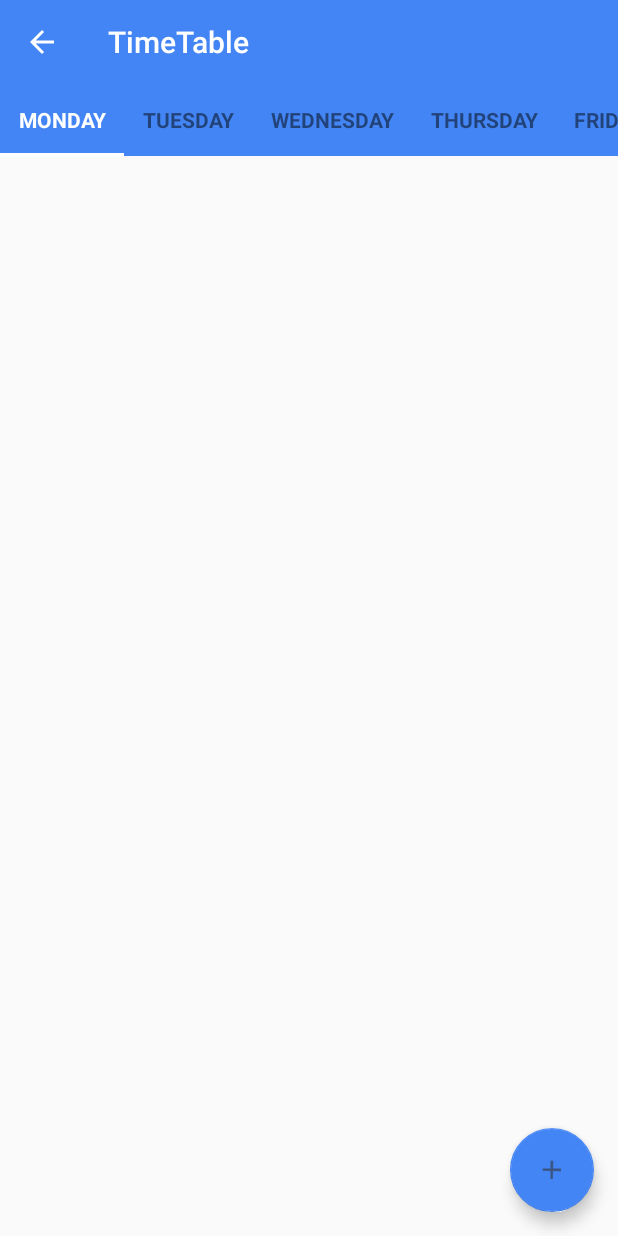
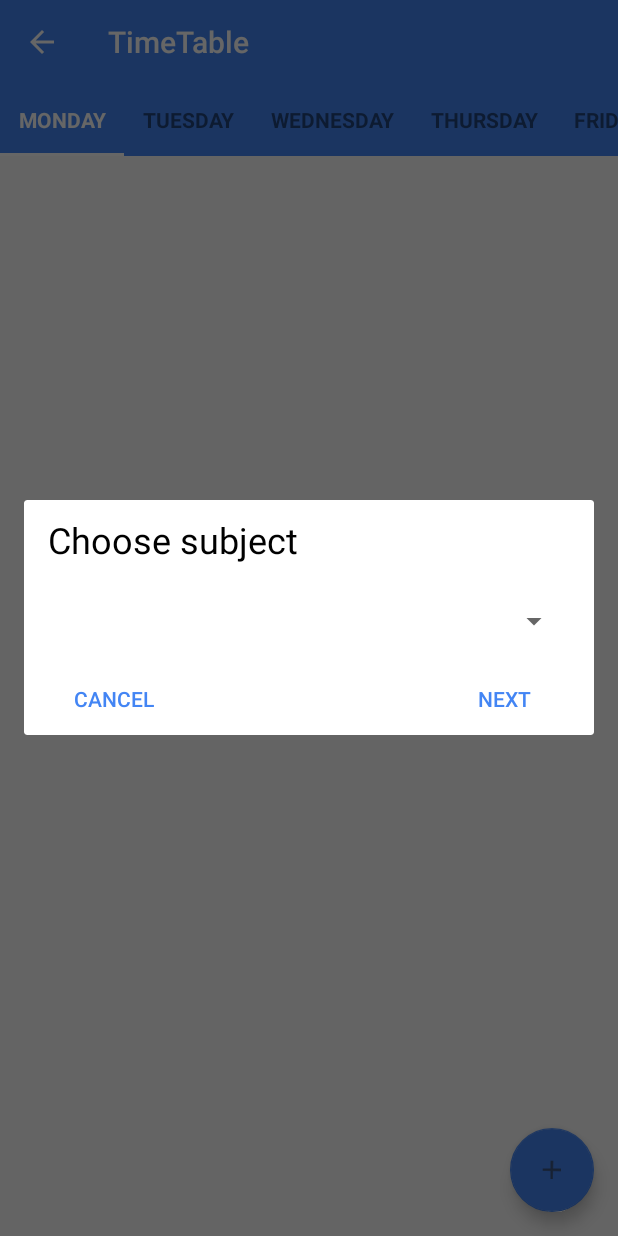
Before and after one commit to zeeshanhussain/TimeTable, an Android app: the TimetableActivity screen opened directly, with no data from a screen before it, after a tap on an icon or button, on a phone screen of 412 x 824 dp. Run offline under Robolectric (Android 15) with nearby library versions, the phone set to English and light mode, and no system bars.

Commit message:
Add dialog to add Subjects to Time Table

```diff
--- a/app/src/main/java/com/nealgosalia/timetable/activities/TimetableActivity.java
+++ b/app/src/main/java/com/nealgosalia/timetable/activities/TimetableActivity.java
@@ -1,16 +1,38 @@
 package com.nealgosalia.timetable.activities;
 
+import android.database.Cursor;
+import android.database.sqlite.SQLiteDatabase;
 import android.support.design.widget.FloatingActionButton;
 import android.support.design.widget.TabLayout;
 import android.support.v4.view.ViewPager;
+import android.support.v7.app.AlertDialog;
 import android.support.v7.app.AppCompatActivity;
 import android.os.Bundle;
+import android.view.LayoutInflater;
 import android.view.View;
+import android.widget.ArrayAdapter;
+import android.widget.Button;
+import android.widget.Spinner;
+import android.widget.TextView;
+import android.widget.TimePicker;
+import android.widget.Toast;
 
 import com.nealgosalia.timetable.R;
 import com.nealgosalia.timetable.adapters.SimpleFragmentPagerAdapter;
 
+import java.util.ArrayList;
+import java.util.List;
+
 public class TimetableActivity extends AppCompatActivity {
+
+    private Button btnCancel,btnNext;
+    private List<String> subjectsList = new ArrayList<>();
+    private Spinner spinnerSubjects;
+    private SQLiteDatabase database;
+    private TextView textDialog;
+    private TimePicker startTime;
+    private TimePicker endTime;
+    private int count;
 
     @Override
     protected void onCreate(Bundle savedInstanceState) {
@@ -25,8 +47,77 @@ public class TimetableActivity extends AppCompatActivity {
         fab.setOnClickListener(new View.OnClickListener() {
             @Override
             public void onClick(View view) {
-
+                count=0;
+                showTimeTableDialog();
             }
         });
     }
+
+    public void showTimeTableDialog() {
+        final AlertDialog.Builder dialogBuilder = new AlertDialog.Builder(this);
+        final LayoutInflater inflater = this.getLayoutInflater();
+        final View dialogView = inflater.inflate(R.layout.dialog_add_timetable, null);
+
+        startTime=(TimePicker) dialogView.findViewById(R.id.startTime);
+        endTime=(TimePicker)dialogView.findViewById(R.id.endTime);
+        btnCancel=(Button)dialogView.findViewById(R.id.btnCancel);
+        btnNext=(Button)dialogView.findViewById(R.id.btnNext);
+        textDialog=(TextView)dialogView.findViewById(R.id.textDialog);
+        spinnerSubjects=(Spinner)dialogView.findViewById(R.id.spinnerSubjects);
+
+        database = openOrCreateDatabase("Subjects",MODE_PRIVATE,null);
+        database.execSQL("CREATE TABLE IF NOT EXISTS Subjects(Subject VARCHAR);");
+        Cursor cursor = database.rawQuery("SELECT * FROM Subjects ORDER BY Subject",null);
+        try {
+            subjectsList.clear();
+            while (cursor.moveToNext()) {
+                String tempSubject=cursor.getString(0);
+                subjectsList.add(tempSubject);
+            }
+        } catch (Exception e){
+            Toast.makeText(TimetableActivity.this,e.getMessage(),Toast.LENGTH_SHORT).show();
+        }
+        finally{
+            cursor.close();
+        }
+        ArrayAdapter<String> spinnerAdapter=new ArrayAdapter<String>(this,android.R.layout.simple_spinner_item,subjectsList);
+        spinnerAdapter.setDropDownViewResource(android.R.layout.simple_spinner_dropdown_item);
+        spinnerSubjects.setAdapter(spinnerAdapter);
+
+        startTime.setVisibility(View.GONE);
+        endTime.setVisibility(View.GONE);
+        dialogBuilder.setView(dialogView);
+        textDialog.setText("Choose subject");
+        final AlertDialog dialog = dialogBuilder.create();
+        btnCancel.setOnClickListener(new View.OnClickListener() {
+            @Override
+            public void onClick(View view) {
+                dialog.dismiss();
+            }
+        });
+        btnNext.setOnClickListener(new View.OnClickListener() {
+            @Override
+            public void onClick(View view) {
+                count++;
+                if(count==1) {
+                    spinnerSubjects.setVisibility(View.GONE);
+                    textDialog.setText("Enter start time");
+                    startTime.setVisibility(View.VISIBLE);
+                    btnNext.setText("Next");
+                }
+                else if(count==2){
+                    startTime.setVisibility(View.GONE);
+                    textDialog.setText("Enter end time");
+                    endTime.setVisibility(View.VISIBLE);
+                    btnNext.setText("Done");
+                }
+                else if(count==3){
+
+                    dialog.dismiss();
+                }
+            }
+        });
+        dialog.show();
+
+    }
 }
--- /dev/null
+++ b/app/src/main/res/layout/dialog_add_timetable.xml
@@ -0,0 +1,62 @@
+<?xml version="1.0" encoding="utf-8"?>
+<LinearLayout xmlns:android="http://schemas.android.com/apk/res/android"
+    android:orientation="vertical"
+    android:layout_width="match_parent"
+    android:layout_height="match_parent">
+
+    <TextView
+        android:paddingTop="10dp"
+        android:paddingBottom="10dp"
+        android:text=""
+        android:textColor="#000000"
+        android:textSize="24dp"
+        android:layout_width="match_parent"
+        android:layout_height="wrap_content"
+        android:layout_marginStart="@dimen/activity_horizontal_margin"
+        android:layout_alignParentTop="true"
+        android:id="@+id/textDialog" />
+    <Spinner
+        android:id="@+id/spinnerSubjects"
+        android:layout_width="fill_parent"
+        android:layout_height="wrap_content"
+        android:layout_marginTop="@dimen/activity_vertical_margin"
+        android:layout_marginBottom="@dimen/activity_vertical_margin"
+        android:layout_marginLeft="@dimen/activity_horizontal_margin"
+        android:layout_marginRight="@dimen/activity_horizontal_margin"/>
+
+    <TimePicker
+        android:id="@+id/startTime"
+        android:layout_width="wrap_content"
+        android:layout_height="wrap_content" />
+
+    <TimePicker
+    android:id="@+id/endTime"
+    android:layout_width="wrap_content"
+    android:layout_height="wrap_content" />
+
+    <RelativeLayout
+        android:layout_width="match_parent"
+        android:layout_height="wrap_content">
+
+        <Button
+            android:text="Cancel"
+            android:layout_marginStart="@dimen/activity_horizontal_margin"
+            android:background="#00000000"
+            android:textColor="@color/colorPrimary"
+            android:layout_width="wrap_content"
+            android:layout_height="wrap_content"
+            android:layout_alignParentStart="true"
+            android:id="@+id/btnCancel" />
+
+        <Button
+            android:text="Next"
+            android:layout_marginEnd="@dimen/activity_horizontal_margin"
+            android:background="#00000000"
+            android:textColor="@color/colorPrimary"
+            android:layout_width="wrap_content"
+            android:layout_height="wrap_content"
+            android:layout_alignParentEnd="true"
+            android:id="@+id/btnNext" />
+    </RelativeLayout>
+
+</LinearLayout>
```
